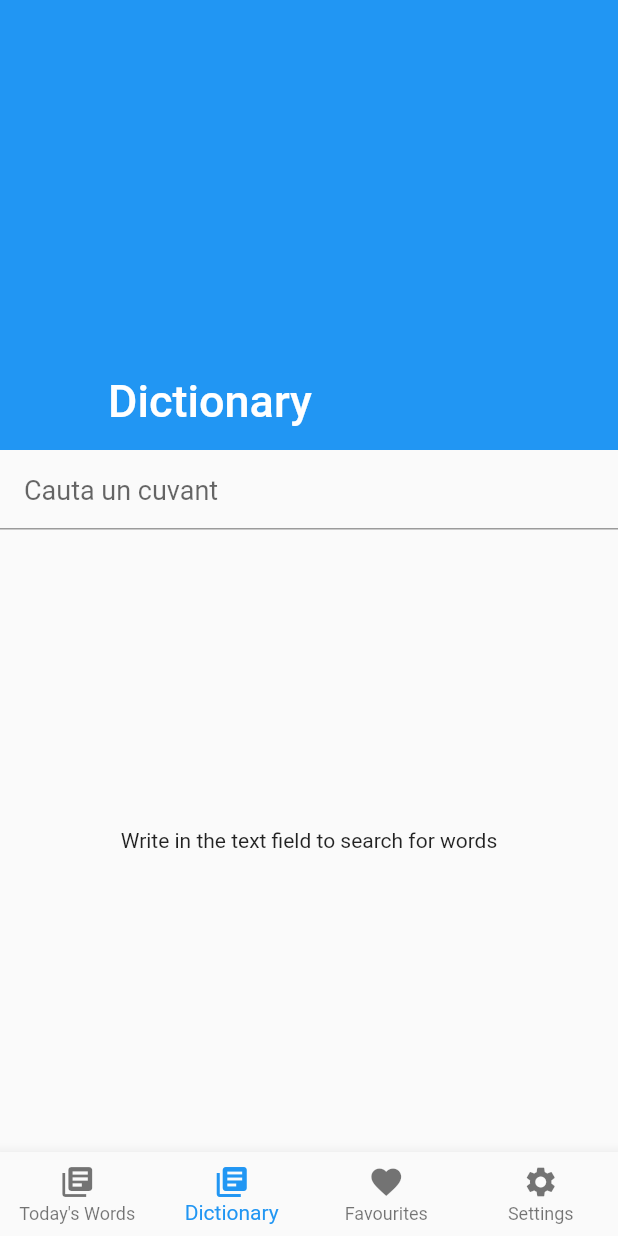
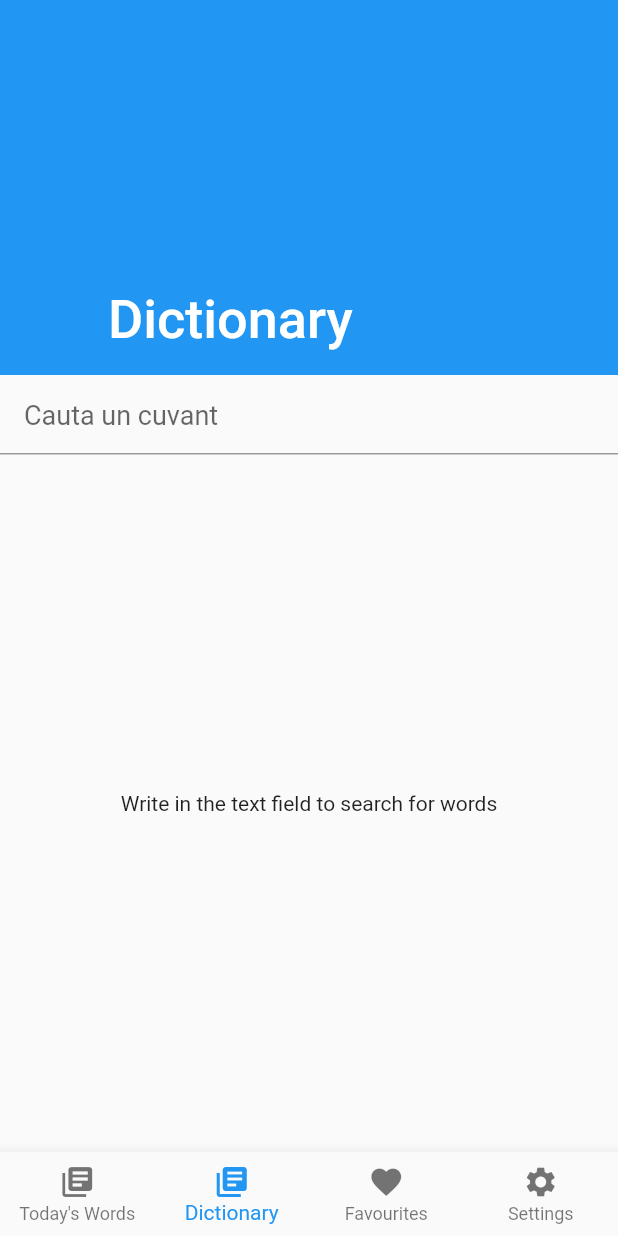
Before and after one commit to sergiuiacob1/Daily-word, a Flutter app: the screen it shows after launch, swiped to page 2, on a phone screen of 412 x 824 dp. Run offline on Flutter 3.47's test engine with Material 2 defaults, Android fonts, the phone set to English and light mode, and no system bars; our stand-ins replace flutter_local_notifications, flutter_sticky_header, rxdart, shared_preferences.

Commit message:
fixed a bug

```diff
--- a/lib/src/ui/dictionary_ui.dart
+++ b/lib/src/ui/dictionary_ui.dart
@@ -14,7 +14,7 @@ class DictionaryUI extends StatelessWidget {
       key: PageStorageKey("DictionaryUIScroll"),
       scrollDirection: Axis.vertical,
       slivers: <Widget>[
-        _buildSliverAppBar(),
+        PageUtils.buildSliverAppBar(context, title),
         _buildContent(context, dictionaryBloc),
       ],
     );
@@ -97,14 +97,4 @@ class DictionaryUI extends StatelessWidget {
       onSubmitted: dictionaryBloc.handleSearch,
     );
   }
-
-  Widget _buildSliverAppBar() {
-    return SliverAppBar(
-      expandedHeight: 300.0,
-      pinned: true,
-      flexibleSpace: FlexibleSpaceBar(
-        title: Text("Dictionary"),
-      ),
-    );
-  }
 }
```
